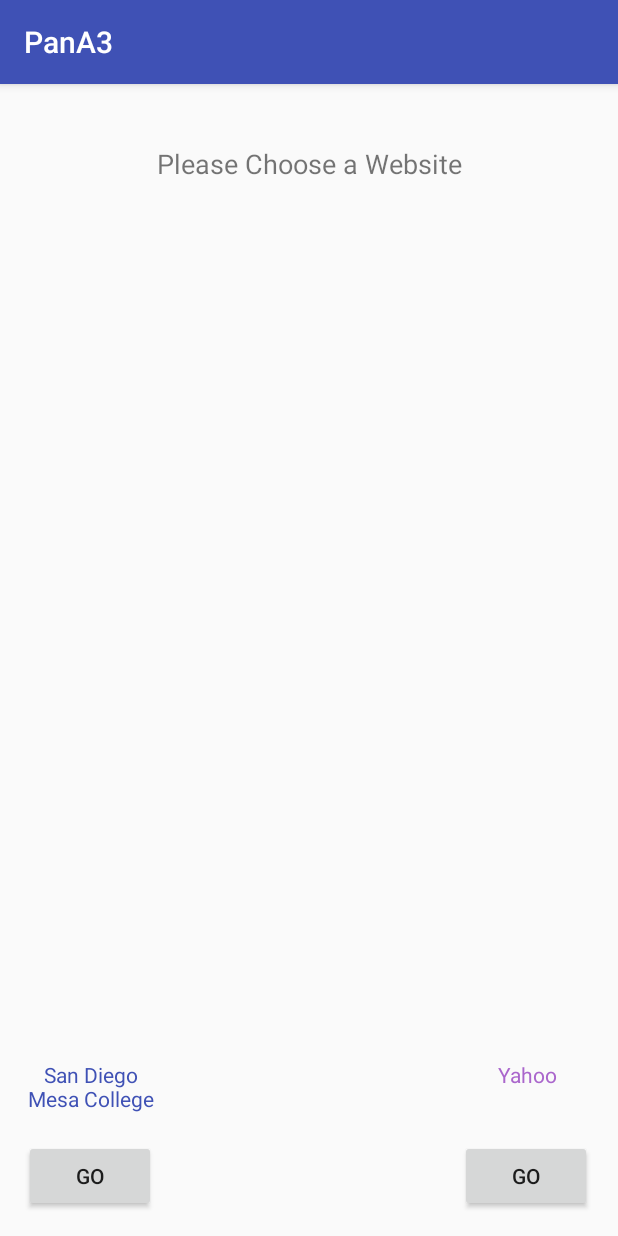
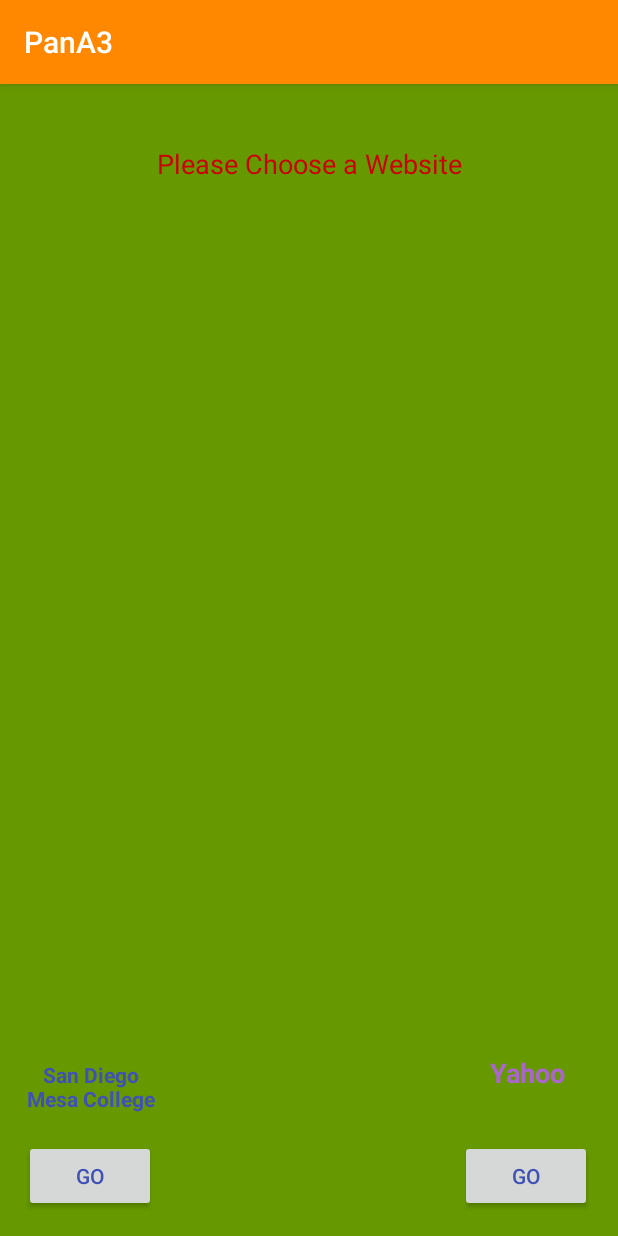
Before and after one commit to Vince207/PanA3, an Android app: the screen it shows after launch (MainActivity), on a phone screen of 412 x 824 dp. Run offline under Robolectric (Android 15) with nearby library versions, the phone set to English and light mode, and no system bars.

Commit message:
App icon and theme color added
Assignment complete

```diff
--- a/app/src/main/AndroidManifest.xml
+++ b/app/src/main/AndroidManifest.xml
@@ -6,7 +6,7 @@
 
     <application
         android:allowBackup="true"
-        android:icon="@mipmap/ic_launcher"
+        android:icon="@mipmap/app_icon"
         android:label="@string/app_name"
         android:supportsRtl="true"
         android:theme="@style/AppTheme">
@@ -18,7 +18,9 @@
                 <category android:name="android.intent.category.LAUNCHER" />
             </intent-filter>
         </activity>
-        <activity android:name=".WebViewerActivity" android:label="WebViewer"></activity>
+        <activity android:name=".WebViewerActivity" android:label="WebViewer"
+                    android:screenOrientation="portrait">
+        </activity>
     </application>
 
 </manifest>
--- a/app/src/main/res/layout/activity_main.xml
+++ b/app/src/main/res/layout/activity_main.xml
@@ -28,7 +28,9 @@
             android:layout_row="6"
             android:gravity="center_vertical|center_horizontal"
             android:text="@string/yahoo_text"
-            android:textColor="@android:color/holo_purple" />
+            android:textColor="@android:color/holo_purple"
+            android:textSize="18sp"
+            android:textStyle="bold" />
 
         <TextView
             android:id="@+id/Mesa"
@@ -38,7 +40,9 @@
             android:layout_row="6"
             android:gravity="center_vertical|center_horizontal"
             android:text="@string/mesa_text"
-            android:textColor="@color/colorPrimary" />
+            android:textColor="@color/colorPrimary"
+            android:textSize="14sp"
+            android:textStyle="bold" />
 
         <TextView
             android:id="@+id/Sign"
@@ -49,6 +53,7 @@
             android:layout_row="0"
             android:gravity="center_vertical|center_horizontal"
             android:text="@string/choice_text"
+            android:textColor="@android:color/holo_red_dark"
             android:textSize="18sp" />
 
         <Button
--- a/app/src/main/res/values/colors.xml
+++ b/app/src/main/res/values/colors.xml
@@ -1,6 +1,6 @@
 <?xml version="1.0" encoding="utf-8"?>
 <resources>
-    <color name="colorPrimary">#3F51B5</color>
+    <color name="colorPrimary">#3f51b5</color>
     <color name="colorPrimaryDark">#303F9F</color>
     <color name="colorAccent">#FF4081</color>
 </resources>
--- a/app/src/main/res/values/styles.xml
+++ b/app/src/main/res/values/styles.xml
@@ -3,9 +3,11 @@
     <!-- Base application theme. -->
     <style name="AppTheme" parent="Theme.AppCompat.Light.DarkActionBar">
         <!-- Customize your theme here. -->
-        <item name="colorPrimary">@color/colorPrimary</item>
+        <item name="colorPrimary">@android:color/holo_orange_dark</item>
         <item name="colorPrimaryDark">@color/colorPrimaryDark</item>
-        <item name="colorAccent">@color/colorAccent</item>
+        <item name="colorAccent">@android:color/holo_orange_dark</item>
+        <item name="android:colorBackground">@android:color/holo_green_dark</item>
+        <item name="android:textColorPrimary">@color/colorPrimary</item>
     </style>
 
 </resources>
```
Also changed, not shown: app/src/main/res/mipmap-hdpi/ic_launcher.png (deleted), app/src/main/res/mipmap-mdpi/ic_launcher.png (deleted), app/src/main/res/mipmap-xhdpi/ic_launcher.png (deleted), app/src/main/res/mipmap-xxhdpi/ic_launcher.png (deleted), app/src/main/res/mipmap-xxxhdpi/ic_launcher.png (deleted).
